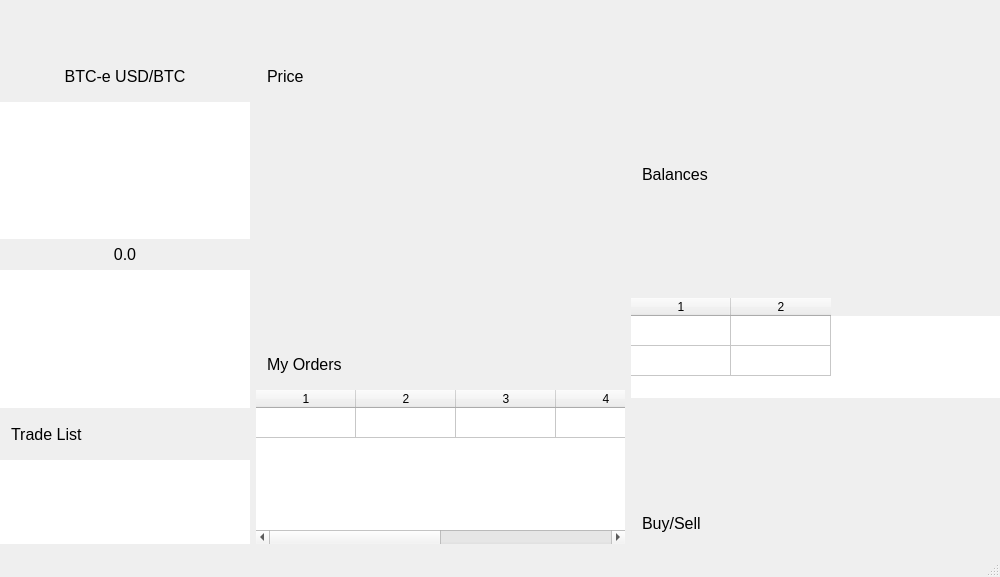
Qt form src/mainwindow.ui (MuesliReep/TradeDeck) before a commit.
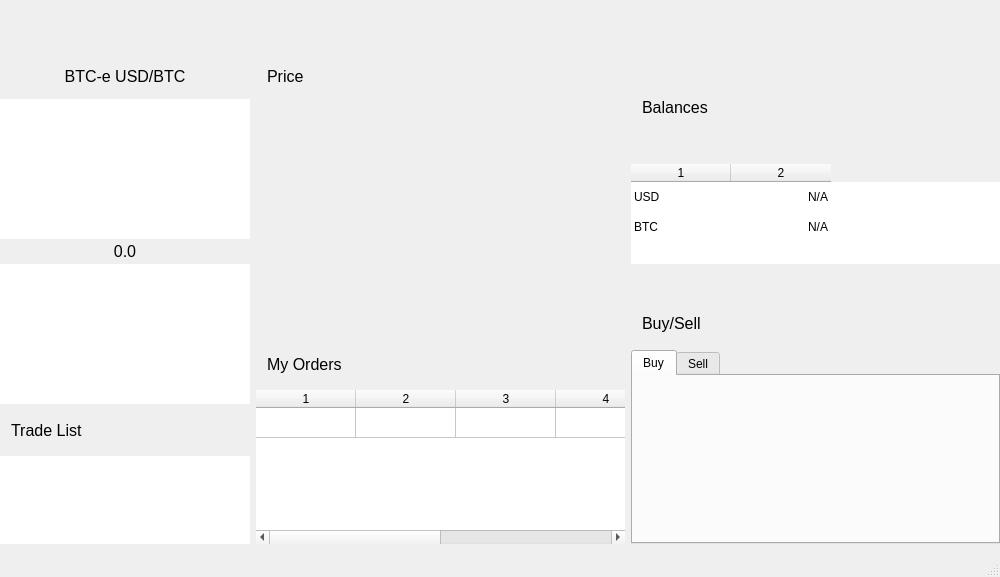
The same form after that commit. Custom widgets are drawn as their Qt base class.

```diff
--- a/src/mainwindow.ui
+++ b/src/mainwindow.ui
@@ -68,6 +68,9 @@
            <bool>true</bool>
           </property>
           <layout class="QVBoxLayout" name="verticalLayout">
+           <property name="spacing">
+            <number>3</number>
+           </property>
            <property name="leftMargin">
             <number>0</number>
            </property>
@@ -456,12 +459,6 @@
        <layout class="QVBoxLayout" name="verticalLayoutRight">
         <item>
          <widget class="QWidget" name="balancesWidget" native="true">
-          <property name="sizePolicy">
-           <sizepolicy hsizetype="Preferred" vsizetype="Minimum">
-            <horstretch>0</horstretch>
-            <verstretch>0</verstretch>
-           </sizepolicy>
-          </property>
           <property name="minimumSize">
            <size>
             <width>350</width>
@@ -545,6 +542,9 @@
              <property name="frameShape">
               <enum>QFrame::NoFrame</enum>
              </property>
+             <property name="showGrid">
+              <bool>false</bool>
+             </property>
              <property name="rowCount">
               <number>2</number>
              </property>
@@ -558,6 +558,68 @@
              <row/>
              <column/>
              <column/>
+             <item row="0" column="0">
+              <property name="text">
+               <string>USD</string>
+              </property>
+              <property name="background">
+               <brush brushstyle="NoBrush">
+                <color alpha="255">
+                 <red>170</red>
+                 <green>178</green>
+                 <blue>183</blue>
+                </color>
+               </brush>
+              </property>
+             </item>
+             <item row="0" column="1">
+              <property name="text">
+               <string>N/A</string>
+              </property>
+              <property name="textAlignment">
+               <set>AlignRight|AlignVCenter</set>
+              </property>
+              <property name="background">
+               <brush brushstyle="NoBrush">
+                <color alpha="255">
+                 <red>183</red>
+                 <green>190</green>
+                 <blue>195</blue>
+                </color>
+               </brush>
+              </property>
+             </item>
+             <item row="1" column="0">
+              <property name="text">
+               <string>BTC</string>
+              </property>
+              <property name="background">
+               <brush brushstyle="NoBrush">
+                <color alpha="255">
+                 <red>170</red>
+                 <green>178</green>
+                 <blue>183</blue>
+                </color>
+               </brush>
+              </property>
+             </item>
+             <item row="1" column="1">
+              <property name="text">
+               <string>N/A</string>
+              </property>
+              <property name="textAlignment">
+               <set>AlignRight|AlignVCenter</set>
+              </property>
+              <property name="background">
+               <brush brushstyle="NoBrush">
+                <color alpha="255">
+                 <red>183</red>
+                 <green>190</green>
+                 <blue>195</blue>
+                </color>
+               </brush>
+              </property>
+             </item>
             </widget>
            </item>
           </layout>
@@ -565,6 +627,18 @@
         </item>
         <item>
          <widget class="QWidget" name="buySellWidget" native="true">
+          <property name="minimumSize">
+           <size>
+            <width>350</width>
+            <height>0</height>
+           </size>
+          </property>
+          <property name="maximumSize">
+           <size>
+            <width>400</width>
+            <height>16777215</height>
+           </size>
+          </property>
           <property name="autoFillBackground">
            <bool>true</bool>
           </property>
@@ -607,6 +681,35 @@
              </layout>
             </widget>
            </item>
+           <item>
+            <widget class="QTabWidget" name="tabWidget">
+             <property name="tabPosition">
+              <enum>QTabWidget::North</enum>
+             </property>
+             <property name="tabShape">
+              <enum>QTabWidget::Rounded</enum>
+             </property>
+             <property name="currentIndex">
+              <number>0</number>
+             </property>
+             <property name="elideMode">
+              <enum>Qt::ElideNone</enum>
+             </property>
+             <property name="usesScrollButtons">
+              <bool>false</bool>
+             </property>
+             <widget class="QWidget" name="tabBuy">
+              <attribute name="title">
+               <string>Buy</string>
+              </attribute>
+             </widget>
+             <widget class="QWidget" name="tabSell">
+              <attribute name="title">
+               <string>Sell</string>
+              </attribute>
+             </widget>
+            </widget>
+           </item>
           </layout>
          </widget>
         </item>
```
Left out of the diff: 6 changed lines with no effect on the pictures.
